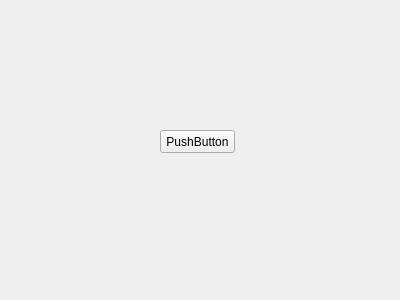
Before: the Qt Designer form source/Gui/Ui_Crawler.ui in lasersphere/Tilda, drawn with Qt 5.
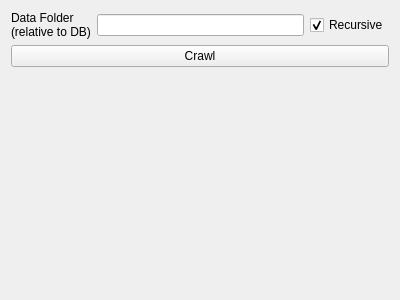
After: the same form once the commit is applied.

```diff
--- a/source/Gui/Ui_Crawler.ui
+++ b/source/Gui/Ui_Crawler.ui
@@ -13,19 +13,73 @@
   <property name="windowTitle">
    <string>Form</string>
   </property>
-  <widget class="QPushButton" name="pushButton">
-   <property name="geometry">
-    <rect>
-     <x>160</x>
-     <y>130</y>
-     <width>75</width>
-     <height>23</height>
-    </rect>
-   </property>
-   <property name="text">
-    <string>PushButton</string>
-   </property>
-  </widget>
+  <layout class="QVBoxLayout" name="verticalLayout">
+   <item>
+    <layout class="QHBoxLayout" name="horizontalLayout">
+     <item>
+      <widget class="QLabel" name="label">
+       <property name="sizePolicy">
+        <sizepolicy hsizetype="Fixed" vsizetype="Preferred">
+         <horstretch>0</horstretch>
+         <verstretch>0</verstretch>
+        </sizepolicy>
+       </property>
+       <property name="minimumSize">
+        <size>
+         <width>80</width>
+         <height>0</height>
+        </size>
+       </property>
+       <property name="maximumSize">
+        <size>
+         <width>80</width>
+         <height>16777215</height>
+        </size>
+       </property>
+       <property name="text">
+        <string>Data Folder (relative to DB)</string>
+       </property>
+       <property name="wordWrap">
+        <bool>true</bool>
+       </property>
+      </widget>
+     </item>
+     <item>
+      <widget class="QLineEdit" name="path"/>
+     </item>
+     <item>
+      <widget class="QCheckBox" name="recursive">
+       <property name="text">
+        <string>Recursive</string>
+       </property>
+       <property name="checked">
+        <bool>true</bool>
+       </property>
+      </widget>
+     </item>
+    </layout>
+   </item>
+   <item>
+    <widget class="QPushButton" name="bcrawl">
+     <property name="text">
+      <string>Crawl</string>
+     </property>
+    </widget>
+   </item>
+   <item>
+    <spacer name="verticalSpacer">
+     <property name="orientation">
+      <enum>Qt::Vertical</enum>
+     </property>
+     <property name="sizeHint" stdset="0">
+      <size>
+       <width>20</width>
+       <height>40</height>
+      </size>
+     </property>
+    </spacer>
+   </item>
+  </layout>
  </widget>
  <resources/>
  <connections/>
```
